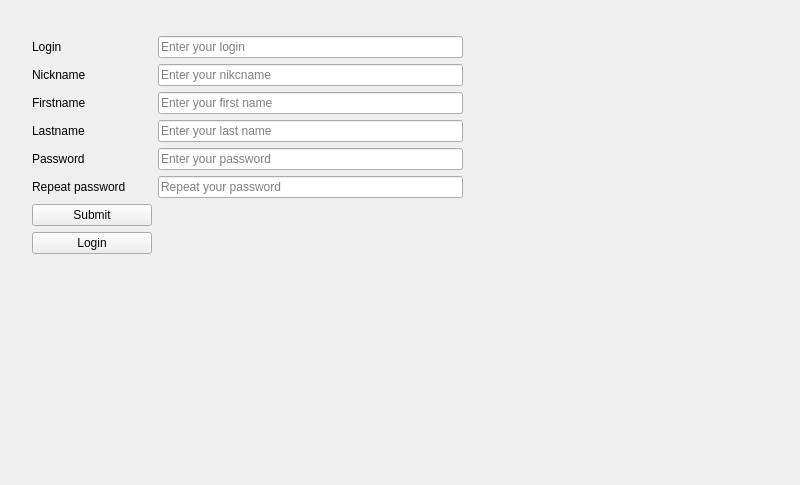
The window that client/src/SignupPage.ui (cpp-park-vk-education/2023_1_C--) describes before a commit, drawn with Qt 5.
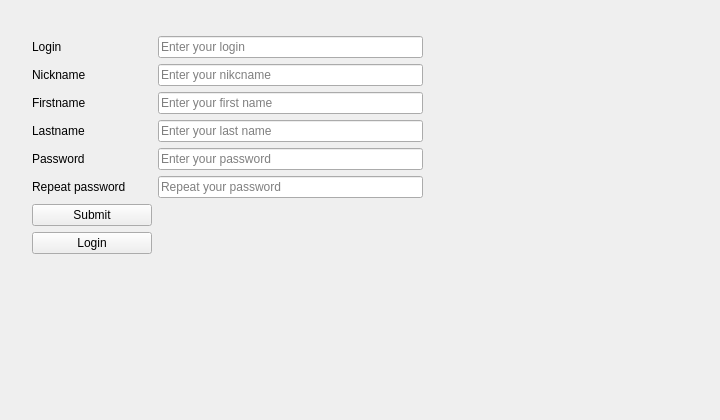
The same window after the commit.

Patch:
```diff
--- a/client/src/SignupPage.ui
+++ b/client/src/SignupPage.ui
@@ -6,8 +6,8 @@
    <rect>
     <x>0</x>
     <y>0</y>
-    <width>800</width>
-    <height>485</height>
+    <width>720</width>
+    <height>420</height>
    </rect>
   </property>
   <property name="windowTitle">
```
